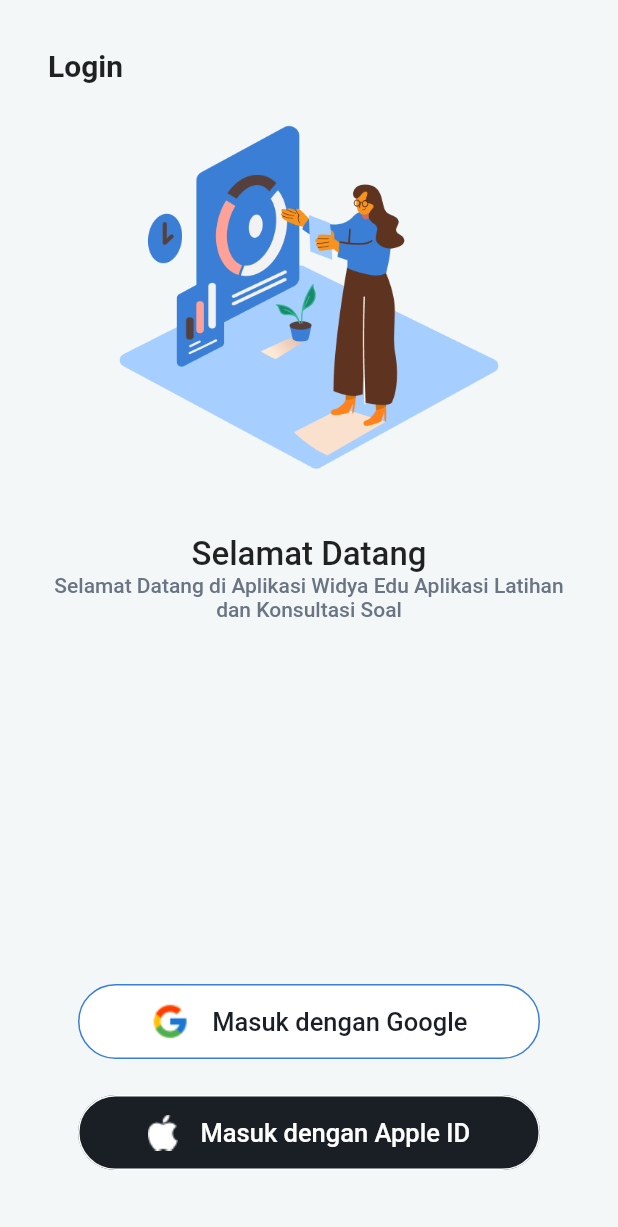
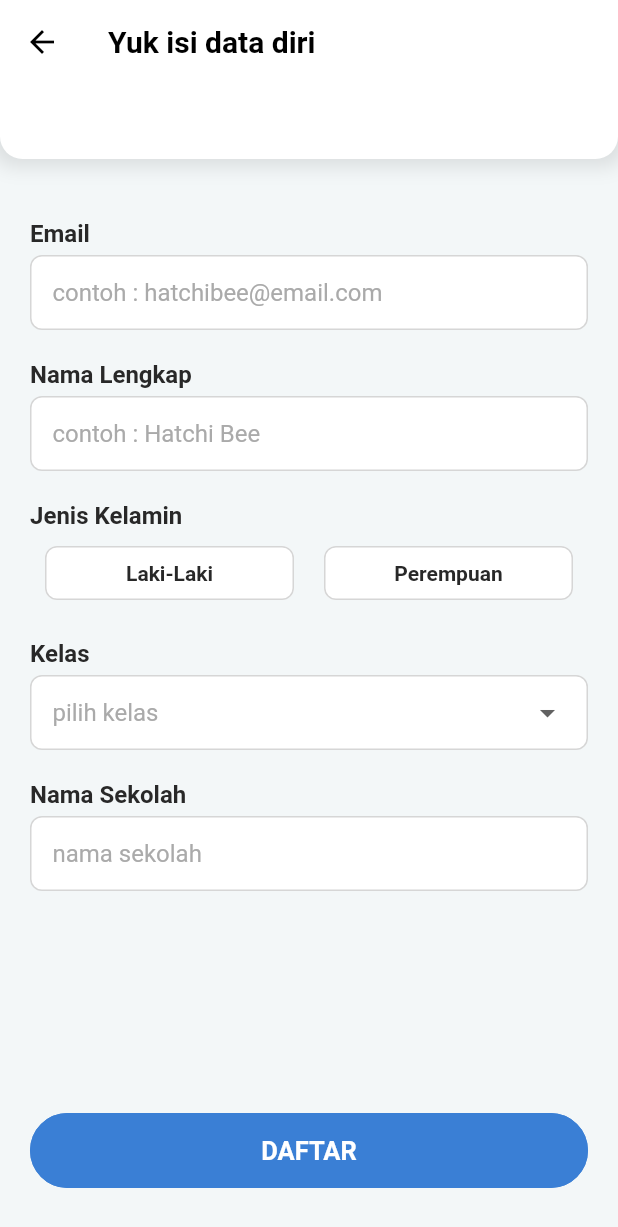
Before and after one commit to mahesawp45/latihan_soal_app, a Flutter app: the screen it shows after launch, after a tap on "Masuk dengan Google", on a phone screen of 412 x 824 dp. Shown: the top 1227 px of the screen. Run offline on Flutter 3.47's test engine with Material 2 defaults, Android fonts, the phone set to English and light mode, and no system bars.

Commit message:
Create Register Page

```diff
--- a/lib/constants/R/app_colors.dart
+++ b/lib/constants/R/app_colors.dart
@@ -5,4 +5,7 @@ class AppCOLORS {
   final Color greyColor = const Color(0xffF3F7F8);
   final Color greySubtitleColor = const Color(0xff6A7483);
   final Color buttonTextColor = const Color(0xff1A1F26);
+  final Color greyBorderColor = const Color(0xffd6d6d6);
+  final Color greyHintTextColor = const Color(0xffAAAAAA);
+  final Color blackLabelTextColor = const Color(0xff282828);
 }
--- a/lib/constants/R/app_routes.dart
+++ b/lib/constants/R/app_routes.dart
@@ -1,4 +1,6 @@
 class AppRoutesTO {
   final String splashScreen = '/splash-screen';
   final String loginScreen = '/login-screen';
+  final String registerScreen = '/register-screen';
+  final String mainScreen = '/main-screen';
 }
--- a/lib/constants/R/app_strings.dart
+++ b/lib/constants/R/app_strings.dart
@@ -5,4 +5,5 @@ class AppSTRINGS {
       'Selamat Datang di Aplikasi Widya Edu Aplikasi Latihan dan Konsultasi Soal';
   final String loginWithGoogleText = 'Masuk dengan Google';
   final String loginWithAppleIDText = 'Masuk dengan Apple ID';
+  final String daftarText = 'DAFTAR';
 }
--- /dev/null
+++ b/lib/constants/R/app_text_styles.dart
@@ -0,0 +1,10 @@
+import 'package:flutter/material.dart';
+import 'package:latihan_soal_app/constants/r.dart';
+
+class AppTEXTSTLES {
+  final TextStyle labelTextStyle = TextStyle(
+    fontSize: 16,
+    fontWeight: FontWeight.w600,
+    color: R.appCOLORS.blackLabelTextColor,
+  );
+}
--- a/lib/constants/r.dart
+++ b/lib/constants/r.dart
@@ -3,10 +3,12 @@ import 'package:latihan_soal_app/constants/R/app_assets.dart';
 import 'package:latihan_soal_app/constants/R/app_colors.dart';
 import 'package:latihan_soal_app/constants/R/app_routes.dart';
 import 'package:latihan_soal_app/constants/R/app_strings.dart';
+import 'package:latihan_soal_app/constants/R/app_text_styles.dart';
 
 class R {
   static AppCOLORS appCOLORS = AppCOLORS();
   static AppASSETS appASSETS = AppASSETS();
   static AppSTRINGS appSTRINGS = AppSTRINGS();
   static AppRoutesTO appRoutesTO = AppRoutesTO();
+  static AppTEXTSTLES appTEXTSTLES = AppTEXTSTLES();
 }
--- a/lib/main.dart
+++ b/lib/main.dart
@@ -1,6 +1,8 @@
 import 'package:flutter/material.dart';
 import 'package:latihan_soal_app/constants/r.dart';
-import 'package:latihan_soal_app/view/login_scree.dart';
+import 'package:latihan_soal_app/view/login_screen.dart';
+import 'package:latihan_soal_app/view/main_screen.dart';
+import 'package:latihan_soal_app/view/register_screen.dart';
 import 'package:latihan_soal_app/view/splash_screen.dart';
 
 void main() {
@@ -18,11 +20,14 @@ class MyApp extends StatelessWidget {
       title: 'Latihan Soal',
       theme: ThemeData(
         primarySwatch: Colors.blue,
+        scaffoldBackgroundColor: R.appCOLORS.greyColor,
       ),
       initialRoute: R.appRoutesTO.splashScreen,
       routes: {
         R.appRoutesTO.splashScreen: (context) => const SplashScreen(),
         R.appRoutesTO.loginScreen: (context) => const LoginScreen(),
+        R.appRoutesTO.registerScreen: (context) => const RegisterScreen(),
+        R.appRoutesTO.mainScreen: (context) => const MainScreen(),
       },
     );
   }
--- a/lib/view/login_scree.dart
+++ b/lib/view/login_screen.dart
@@ -1,6 +1,7 @@
 import 'package:flutter/material.dart';
 
 import 'package:latihan_soal_app/constants/r.dart';
+import 'package:latihan_soal_app/widgets/login_button.dart';
 
 class LoginScreen extends StatelessWidget {
   const LoginScreen({Key? key}) : super(key: key);
@@ -54,7 +55,9 @@ class LoginScreen extends StatelessWidget {
                   fontSize: 17,
                 ),
               ),
-              onTap: () {},
+              onTap: () {
+                Navigator.pushNamed(context, R.appRoutesTO.registerScreen);
+              },
             ),
             LoginButton(
               backgroundColor: R.appCOLORS.buttonTextColor,
@@ -74,49 +77,3 @@ class LoginScreen extends StatelessWidget {
     );
   }
 }
-
-class LoginButton extends StatelessWidget {
-  final Color backgroundColor;
-  final Color borderColor;
-  final String iconButton;
-  final Widget child;
-  final VoidCallback onTap;
-
-  const LoginButton({
-    Key? key,
-    required this.backgroundColor,
-    required this.borderColor,
-    required this.iconButton,
-    required this.child,
-    required this.onTap,
-  }) : super(key: key);
-
-  @override
-  Widget build(BuildContext context) {
-    return Padding(
-      padding: const EdgeInsets.symmetric(horizontal: 20, vertical: 12),
-      child: ElevatedButton(
-        onPressed: onTap,
-        style: ElevatedButton.styleFrom(
-          elevation: 0,
-          primary: backgroundColor,
-          fixedSize: const Size(double.infinity, 50),
-          shape: RoundedRectangleBorder(
-            borderRadius: BorderRadius.circular(25),
-            side: BorderSide(
-              color: borderColor,
-            ),
-          ),
-        ),
-        child: Row(
-          mainAxisAlignment: MainAxisAlignment.center,
-          children: [
-            Image.asset(iconButton),
-            const SizedBox(width: 15),
-            child,
-          ],
-        ),
-      ),
-    );
-  }
-}
--- /dev/null
+++ b/lib/view/main_screen.dart
@@ -0,0 +1,17 @@
+import 'package:flutter/material.dart';
+
+class MainScreen extends StatefulWidget {
+  const MainScreen({Key? key}) : super(key: key);
+
+  @override
+  State<MainScreen> createState() => _MainScreenState();
+}
+
+class _MainScreenState extends State<MainScreen> {
+  @override
+  Widget build(BuildContext context) {
+    return Scaffold(
+      bottomNavigationBar: Container(),
+    );
+  }
+}
--- /dev/null
+++ b/lib/view/register_screen.dart
@@ -0,0 +1,200 @@
+import 'package:flutter/material.dart';
+
+import 'package:latihan_soal_app/constants/r.dart';
+import 'package:latihan_soal_app/widgets/gender_field_select.dart';
+import 'package:latihan_soal_app/widgets/login_button.dart';
+import 'package:latihan_soal_app/widgets/register_text_field.dart';
+
+class RegisterScreen extends StatefulWidget {
+  const RegisterScreen({Key? key}) : super(key: key);
+
+  @override
+  State<RegisterScreen> createState() => _RegisterScreenState();
+}
+
+enum Gender { lakiLaki, perempuan }
+
+class _RegisterScreenState extends State<RegisterScreen> {
+  String gender = '';
+
+  onTapGender(Gender genderInput) {
+    switch (genderInput) {
+      case Gender.lakiLaki:
+        gender = 'Laki-laki';
+        break;
+      case Gender.perempuan:
+        gender = 'Perempuan';
+        break;
+    }
+    setState(() {});
+  }
+
+  List<String> allClassSLTA = ['10', '11', '12'];
+
+  String selectedClass = '';
+
+  TextEditingController emailController = TextEditingController();
+  TextEditingController fullNameController = TextEditingController();
+  TextEditingController schoolController = TextEditingController();
+
+  @override
+  Widget build(BuildContext context) {
+    return Scaffold(
+      appBar: AppBar(
+        backgroundColor: Colors.transparent,
+        elevation: 0,
+        bottom: PreferredSize(
+          preferredSize: const Size.fromHeight(50),
+          child: Container(),
+        ),
+        flexibleSpace: Container(
+          decoration: BoxDecoration(
+            borderRadius: const BorderRadius.only(
+              bottomLeft: Radius.circular(15),
+              bottomRight: Radius.circular(15),
+            ),
+            color: Colors.white,
+            boxShadow: [
+              BoxShadow(
+                blurRadius: 10,
+                color: Colors.black.withOpacity(0.1),
+                spreadRadius: 5,
+                offset: const Offset(0, 0),
+              )
+            ],
+          ),
+        ),
+        iconTheme: const IconThemeData(color: Colors.black),
+        title: const Text(
+          'Yuk isi data diri',
+          style: TextStyle(
+            color: Colors.black,
+            fontWeight: FontWeight.w700,
+            fontSize: 20,
+          ),
+        ),
+      ),
+      bottomNavigationBar: SafeArea(
+        child: Padding(
+          padding: const EdgeInsets.only(bottom: 20),
+          child: LoginButton(
+            backgroundColor: R.appCOLORS.primaryColor,
+            borderColor: R.appCOLORS.primaryColor,
+            child: Text(
+              R.appSTRINGS.daftarText,
+              style: const TextStyle(fontSize: 17, fontWeight: FontWeight.bold),
+            ),
+            onTap: () {
+              Navigator.pushNamed(context, R.appRoutesTO.mainScreen);
+            },
+          ),
+        ),
+      ),
+      body: SingleChildScrollView(
+        child: Padding(
+          padding: const EdgeInsets.all(20),
+          child: Column(
+            crossAxisAlignment: CrossAxisAlignment.start,
+            children: [
+              const SizedBox(height: 20),
+              RegisterTextField(
+                labelText: 'Email',
+                hintText: 'contoh : hatchibee@email.com',
+                controller: emailController,
+                textInputType: TextInputType.emailAddress,
+                textInputAction: TextInputAction.next,
+              ),
+              const SizedBox(height: 20),
+              RegisterTextField(
+                labelText: 'Nama Lengkap',
+                hintText: 'contoh : Hatchi Bee',
+                controller: fullNameController,
+                textInputAction: TextInputAction.next,
+              ),
+              const SizedBox(height: 20),
+              Text(
+                'Jenis Kelamin',
+                style: R.appTEXTSTLES.labelTextStyle,
+              ),
+              const SizedBox(height: 5),
+              Row(
+                children: [
+                  GenderFieldSelect(
+                    gender: 'Laki-Laki',
+                    onPressed: () {
+                      onTapGender(Gender.lakiLaki);
+                    },
+                    bgColor: gender == 'Laki-laki'
+                        ? R.appCOLORS.primaryColor
+                        : Colors.white,
+                    textColor: gender == 'Laki-laki'
+                        ? Colors.white
+                        : R.appCOLORS.blackLabelTextColor,
+                  ),
+                  GenderFieldSelect(
+                    gender: 'Perempuan',
+                    onPressed: () {
+                      onTapGender(Gender.perempuan);
+                    },
+                    bgColor: gender == 'Perempuan'
+                        ? Colors.pink.shade600
+                        : Colors.white,
+                    textColor: gender == 'Perempuan'
+                        ? Colors.white
+                        : R.appCOLORS.blackLabelTextColor,
+                  ),
+                ],
+              ),
+              const SizedBox(height: 20),
+              Text(
+                'Kelas',
+                style: R.appTEXTSTLES.labelTextStyle,
+              ),
+              const SizedBox(height: 5),
+              Container(
+                width: double.infinity,
+                padding: const EdgeInsets.symmetric(horizontal: 14),
+                decoration: BoxDecoration(
+                  borderRadius: BorderRadius.circular(8),
+                  color: Colors.white,
+                  border: Border.all(color: R.appCOLORS.greyBorderColor),
+                ),
+                child: DropdownButtonHideUnderline(
+                  child: DropdownButton<String>(
+                    hint: Text(
+                      'pilih kelas',
+                      style: TextStyle(
+                        color: R.appCOLORS.greyHintTextColor,
+                      ),
+                    ),
+                    value: selectedClass == '' ? null : selectedClass,
+                    items: allClassSLTA
+                        .map(
+                          (classSLTA) => DropdownMenuItem<String>(
+                            value: classSLTA,
+                            child: Text(classSLTA),
+                          ),
+                        )
+                        .toList(),
+                    onChanged: (newClassSLTA) {
+                      setState(() {
+                        selectedClass = newClassSLTA!;
+                      });
+                    },
+                  ),
+                ),
+              ),
+              const SizedBox(height: 20),
+              RegisterTextField(
+                labelText: 'Nama Sekolah',
+                hintText: 'nama sekolah',
+                controller: schoolController,
+                textInputAction: TextInputAction.done,
+              ),
+            ],
+          ),
+        ),
+      ),
+    );
+  }
+}
--- /dev/null
+++ b/lib/widgets/gender_field_select.dart
@@ -0,0 +1,44 @@
+import 'package:flutter/material.dart';
+import 'package:latihan_soal_app/constants/r.dart';
+
+class GenderFieldSelect extends StatelessWidget {
+  final String gender;
+  final Function()? onPressed;
+  final Color bgColor;
+  final Color textColor;
+
+  const GenderFieldSelect({
+    Key? key,
+    required this.gender,
+    this.onPressed,
+    required this.bgColor,
+    required this.textColor,
+  }) : super(key: key);
+
+  @override
+  Widget build(BuildContext context) {
+    return Expanded(
+      child: Padding(
+        padding: const EdgeInsets.symmetric(horizontal: 10),
+        child: ElevatedButton(
+          onPressed: onPressed,
+          style: ElevatedButton.styleFrom(
+            primary: bgColor,
+            elevation: 0,
+            shape: RoundedRectangleBorder(
+              side: BorderSide(
+                color: R.appCOLORS.greyBorderColor,
+              ),
+              borderRadius: BorderRadius.circular(8),
+            ),
+          ),
+          child: Text(
+            gender,
+            style: R.appTEXTSTLES.labelTextStyle
+                .copyWith(fontSize: 14, color: textColor),
+          ),
+        ),
+      ),
+    );
+  }
+}
--- /dev/null
+++ b/lib/widgets/login_button.dart
@@ -0,0 +1,49 @@
+import 'package:flutter/material.dart';
+
+class LoginButton extends StatelessWidget {
+  final Color backgroundColor;
+  final Color borderColor;
+  final String? iconButton;
+  final Widget child;
+  final VoidCallback onTap;
+
+  const LoginButton({
+    Key? key,
+    required this.backgroundColor,
+    required this.borderColor,
+    this.iconButton,
+    required this.child,
+    required this.onTap,
+  }) : super(key: key);
+
+  @override
+  Widget build(BuildContext context) {
+    return Padding(
+      padding: const EdgeInsets.symmetric(horizontal: 20, vertical: 12),
+      child: ElevatedButton(
+        onPressed: onTap,
+        style: ElevatedButton.styleFrom(
+          elevation: 0,
+          primary: backgroundColor,
+          fixedSize: const Size(double.infinity, 50),
+          shape: RoundedRectangleBorder(
+            borderRadius: BorderRadius.circular(25),
+            side: BorderSide(
+              color: borderColor,
+            ),
+          ),
+        ),
+        child: iconButton == null
+            ? SizedBox(width: double.infinity, child: Center(child: child))
+            : Row(
+                mainAxisAlignment: MainAxisAlignment.center,
+                children: [
+                  Image.asset(iconButton ?? ''),
+                  const SizedBox(width: 15),
+                  child,
+                ],
+              ),
+      ),
+    );
+  }
+}
--- /dev/null
+++ b/lib/widgets/register_text_field.dart
@@ -0,0 +1,54 @@
+import 'package:flutter/material.dart';
+
+import 'package:latihan_soal_app/constants/r.dart';
+
+class RegisterTextField extends StatelessWidget {
+  final String? hintText;
+  final String? labelText;
+  final TextEditingController? controller;
+  final TextInputType? textInputType;
+  final TextInputAction? textInputAction;
+
+  const RegisterTextField({
+    Key? key,
+    this.hintText,
+    this.labelText,
+    this.controller,
+    this.textInputType,
+    this.textInputAction,
+  }) : super(key: key);
+
+  @override
+  Widget build(BuildContext context) {
+    return Column(
+      crossAxisAlignment: CrossAxisAlignment.start,
+      children: [
+        Text(
+          labelText ?? '',
+          style: R.appTEXTSTLES.labelTextStyle,
+        ),
+        const SizedBox(height: 5),
+        Container(
+          padding: const EdgeInsets.symmetric(horizontal: 14),
+          decoration: BoxDecoration(
+            borderRadius: BorderRadius.circular(8),
+            color: Colors.white,
+            border: Border.all(color: R.appCOLORS.greyBorderColor),
+          ),
+          child: TextField(
+            keyboardType: textInputType,
+            textInputAction: textInputAction,
+            controller: controller,
+            decoration: InputDecoration(
+              border: InputBorder.none,
+              hintText: hintText,
+              hintStyle: TextStyle(
+                color: R.appCOLORS.greyHintTextColor,
+              ),
+            ),
+          ),
+        ),
+      ],
+    );
+  }
+}
```
